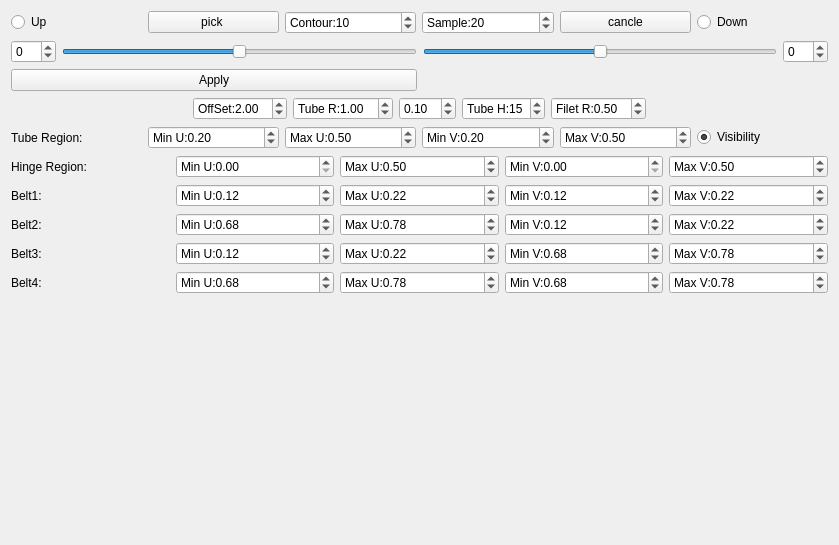
lihouxing-sjtu/SurfBuilder, file SurfaceFormWidget.ui: the form before one commit.
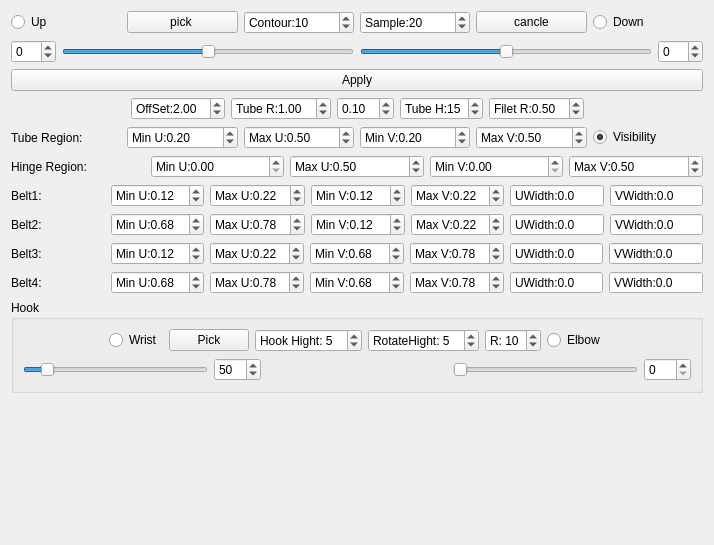
The form after the commit.

Commit message: combine three shape,and design the hook part ui

Patch:
```diff
--- a/SurfaceFormWidget.ui
+++ b/SurfaceFormWidget.ui
@@ -6,15 +6,15 @@
    <rect>
     <x>0</x>
     <y>0</y>
-    <width>839</width>
+    <width>714</width>
     <height>545</height>
    </rect>
   </property>
   <property name="windowTitle">
    <string>Form</string>
   </property>
-  <layout class="QGridLayout" name="gridLayout">
-   <item row="0" column="0" colspan="2">
+  <layout class="QGridLayout" name="gridLayout_2">
+   <item row="0" column="0">
     <layout class="QHBoxLayout" name="horizontalLayout">
      <item>
       <widget class="QRadioButton" name="UpRadioButton">
@@ -72,7 +72,7 @@
      </item>
     </layout>
    </item>
-   <item row="1" column="0" colspan="2">
+   <item row="1" column="0">
     <layout class="QHBoxLayout" name="horizontalLayout_2">
      <item>
       <widget class="QSpinBox" name="StartPositionSpinBox">
@@ -117,7 +117,7 @@
      </property>
     </widget>
    </item>
-   <item row="3" column="0" colspan="2">
+   <item row="3" column="0">
     <layout class="QHBoxLayout" name="horizontalLayout_3">
      <item>
       <spacer name="horizontalSpacer">
@@ -197,7 +197,7 @@
      </item>
     </layout>
    </item>
-   <item row="4" column="0" colspan="2">
+   <item row="4" column="0">
     <layout class="QHBoxLayout" name="horizontalLayout_4">
      <item>
       <widget class="QLabel" name="label">
@@ -285,7 +285,7 @@
      </item>
     </layout>
    </item>
-   <item row="5" column="0" colspan="2">
+   <item row="5" column="0">
     <layout class="QHBoxLayout" name="horizontalLayout_5">
      <item>
       <widget class="QLabel" name="label_2">
@@ -342,7 +342,7 @@
      </item>
     </layout>
    </item>
-   <item row="6" column="0" colspan="2">
+   <item row="6" column="0">
     <layout class="QHBoxLayout" name="horizontalLayout_6">
      <item>
       <widget class="QLabel" name="label_3">
@@ -412,9 +412,47 @@
        </property>
       </widget>
      </item>
+     <item>
+      <widget class="QDoubleSpinBox" name="Belt1UWidthSpinBox">
+       <property name="readOnly">
+        <bool>true</bool>
+       </property>
+       <property name="buttonSymbols">
+        <enum>QAbstractSpinBox::NoButtons</enum>
+       </property>
+       <property name="prefix">
+        <string>UWidth:</string>
+       </property>
+       <property name="decimals">
+        <number>1</number>
+       </property>
+       <property name="maximum">
+        <double>1000.000000000000000</double>
+       </property>
+      </widget>
+     </item>
+     <item>
+      <widget class="QDoubleSpinBox" name="Belt1VWidthSpinBox">
+       <property name="readOnly">
+        <bool>true</bool>
+       </property>
+       <property name="buttonSymbols">
+        <enum>QAbstractSpinBox::NoButtons</enum>
+       </property>
+       <property name="prefix">
+        <string>VWidth:</string>
+       </property>
+       <property name="decimals">
+        <number>1</number>
+       </property>
+       <property name="maximum">
+        <double>1000.000000000000000</double>
+       </property>
+      </widget>
+     </item>
     </layout>
    </item>
-   <item row="7" column="0" colspan="2">
+   <item row="7" column="0">
     <layout class="QHBoxLayout" name="horizontalLayout_7">
      <item>
       <widget class="QLabel" name="label_4">
@@ -484,9 +522,47 @@
        </property>
       </widget>
      </item>
+     <item>
+      <widget class="QDoubleSpinBox" name="Belt2UWidthSpinBox">
+       <property name="readOnly">
+        <bool>true</bool>
+       </property>
+       <property name="buttonSymbols">
+        <enum>QAbstractSpinBox::NoButtons</enum>
+       </property>
+       <property name="prefix">
+        <string>UWidth:</string>
+       </property>
+       <property name="decimals">
+        <number>1</number>
+       </property>
+       <property name="maximum">
+        <double>1000.000000000000000</double>
+       </property>
+      </widget>
+     </item>
+     <item>
+      <widget class="QDoubleSpinBox" name="Belt2VWidthSpinBox">
+       <property name="readOnly">
+        <bool>true</bool>
+       </property>
+       <property name="buttonSymbols">
+        <enum>QAbstractSpinBox::NoButtons</enum>
+       </property>
+       <property name="prefix">
+        <string>VWidth:</string>
+       </property>
+       <property name="decimals">
+        <number>1</number>
+       </property>
+       <property name="maximum">
+        <double>1000.000000000000000</double>
+       </property>
+      </widget>
+     </item>
     </layout>
    </item>
-   <item row="8" column="0" colspan="2">
+   <item row="8" column="0">
     <layout class="QHBoxLayout" name="horizontalLayout_8">
      <item>
       <widget class="QLabel" name="label_5">
@@ -559,9 +635,47 @@
        </property>
       </widget>
      </item>
+     <item>
+      <widget class="QDoubleSpinBox" name="Belt3UWidthSpinBox">
+       <property name="readOnly">
+        <bool>true</bool>
+       </property>
+       <property name="buttonSymbols">
+        <enum>QAbstractSpinBox::NoButtons</enum>
+       </property>
+       <property name="prefix">
+        <string>UWidth:</string>
+       </property>
+       <property name="decimals">
+        <number>1</number>
+       </property>
+       <property name="maximum">
+        <double>1000.000000000000000</double>
+       </property>
+      </widget>
+     </item>
+     <item>
+      <widget class="QDoubleSpinBox" name="Belt3VWidthSpinBox">
+       <property name="readOnly">
+        <bool>true</bool>
+       </property>
+       <property name="buttonSymbols">
+        <enum>QAbstractSpinBox::NoButtons</enum>
+       </property>
+       <property name="prefix">
+        <string>VWidth:</string>
+       </property>
+       <property name="decimals">
+        <number>1</number>
+       </property>
+       <property name="maximum">
+        <double>1000.000000000000000</double>
+       </property>
+      </widget>
+     </item>
     </layout>
    </item>
-   <item row="9" column="0" colspan="2">
+   <item row="9" column="0">
     <layout class="QHBoxLayout" name="horizontalLayout_9">
      <item>
       <widget class="QLabel" name="label_6">
@@ -634,9 +748,194 @@
        </property>
       </widget>
      </item>
+     <item>
+      <widget class="QDoubleSpinBox" name="Belt4UWidthSpinBox">
+       <property name="readOnly">
+        <bool>true</bool>
+       </property>
+       <property name="buttonSymbols">
+        <enum>QAbstractSpinBox::NoButtons</enum>
+       </property>
+       <property name="prefix">
+        <string>UWidth:</string>
+       </property>
+       <property name="decimals">
+        <number>1</number>
+       </property>
+       <property name="maximum">
+        <double>1000.000000000000000</double>
+       </property>
+      </widget>
+     </item>
+     <item>
+      <widget class="QDoubleSpinBox" name="Belt4VWidthSpinBox">
+       <property name="readOnly">
+        <bool>true</bool>
+       </property>
+       <property name="buttonSymbols">
+        <enum>QAbstractSpinBox::NoButtons</enum>
+       </property>
+       <property name="prefix">
+        <string>VWidth:</string>
+       </property>
+       <property name="decimals">
+        <number>1</number>
+       </property>
+       <property name="maximum">
+        <double>1000.000000000000000</double>
+       </property>
+      </widget>
+     </item>
     </layout>
    </item>
-   <item row="10" column="1">
+   <item row="10" column="0">
+    <widget class="QGroupBox" name="groupBox">
+     <property name="title">
+      <string>Hook </string>
+     </property>
+     <layout class="QGridLayout" name="gridLayout">
+      <item row="0" column="0">
+       <layout class="QHBoxLayout" name="horizontalLayout_10">
+        <item>
+         <spacer name="horizontalSpacer_3">
+          <property name="orientation">
+           <enum>Qt::Horizontal</enum>
+          </property>
+          <property name="sizeHint" stdset="0">
+           <size>
+            <width>40</width>
+            <height>20</height>
+           </size>
+          </property>
+         </spacer>
+        </item>
+        <item>
+         <widget class="QRadioButton" name="WristRadioButton">
+          <property name="text">
+           <string>Wrist</string>
+          </property>
+         </widget>
+        </item>
+        <item>
+         <widget class="QPushButton" name="PickHookPointButton">
+          <property name="text">
+           <string>Pick</string>
+          </property>
+         </widget>
+        </item>
+        <item>
+         <widget class="QSpinBox" name="HookHightSpinBox">
+          <property name="prefix">
+           <string>Hook Hight: </string>
+          </property>
+          <property name="value">
+           <number>5</number>
+          </property>
+         </widget>
+        </item>
+        <item>
+         <widget class="QSpinBox" name="HookRotateHightSpinBox">
+          <property name="prefix">
+           <string>RotateHight: </string>
+          </property>
+          <property name="value">
+           <number>5</number>
+          </property>
+         </widget>
+        </item>
+        <item>
+         <widget class="QSpinBox" name="HookRadiusSpinBox">
+          <property name="prefix">
+           <string>R: </string>
+          </property>
+          <property name="value">
+           <number>10</number>
+          </property>
+         </widget>
+        </item>
+        <item>
+         <widget class="QRadioButton" name="ElbowRadioButton">
+          <property name="text">
+           <string>Elbow</string>
+          </property>
+         </widget>
+        </item>
+        <item>
+         <spacer name="horizontalSpacer_4">
+          <property name="orientation">
+           <enum>Qt::Horizontal</enum>
+          </property>
+          <property name="sizeHint" stdset="0">
+           <size>
+            <width>40</width>
+            <height>20</height>
+           </size>
+          </property>
+         </spacer>
+        </item>
+       </layout>
+      </item>
+      <item row="1" column="0">
+       <layout class="QHBoxLayout" name="horizontalLayout_11">
+        <item>
+         <widget class="QSlider" name="HookLengthSlider">
+          <property name="maximum">
+           <number>500</number>
+          </property>
+          <property name="value">
+           <number>50</number>
+          </property>
+          <property name="orientation">
+           <enum>Qt::Horizontal</enum>
+          </property>
+         </widget>
+        </item>
+        <item>
+         <widget class="QSpinBox" name="HookLengthSpinBox">
+          <property name="maximum">
+           <number>500</number>
+          </property>
+          <property name="value">
+           <number>50</number>
+          </property>
+         </widget>
+        </item>
+        <item>
+         <spacer name="horizontalSpacer_5">
+          <property name="orientation">
+           <enum>Qt::Horizontal</enum>
+          </property>
+          <property name="sizeHint" stdset="0">
+           <size>
+            <width>40</width>
+            <height>20</height>
+           </size>
+          </property>
+         </spacer>
+        </item>
+        <item>
+         <widget class="QSlider" name="HookRotationSlider">
+          <property name="maximum">
+           <number>360</number>
+          </property>
+          <property name="orientation">
+           <enum>Qt::Horizontal</enum>
+          </property>
+         </widget>
+        </item>
+        <item>
+         <widget class="QSpinBox" name="HookRotationSpinBox">
+          <property name="maximum">
+           <number>360</number>
+          </property>
+         </widget>
+        </item>
+       </layout>
+      </item>
+     </layout>
+    </widget>
+   </item>
+   <item row="11" column="0">
     <spacer name="verticalSpacer">
      <property name="orientation">
       <enum>Qt::Vertical</enum>
```
Left out of the diff: 68 changed lines with no effect on the pictures. The commit also changes 5 other files.
